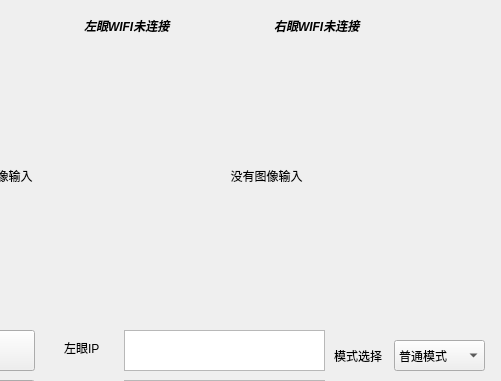
Qt form ui/eye_tracker_window.ui (JellyfishKnight/paper_tracker) before a commit; both pictures show x 406 to 907 and y 0 to 381 of the 907 by 614 pixel window.
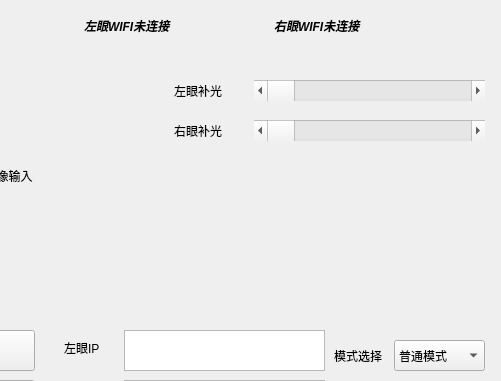
The same form after that commit.

Commit message: add eye brightness change

Patch:
```diff
--- a/ui/eye_tracker_window.ui
+++ b/ui/eye_tracker_window.ui
@@ -104,19 +104,6 @@
       <string>                          没有图像输入</string>
      </property>
     </widget>
-    <widget class="QLabel" name="ResultImageLabel">
-     <property name="geometry">
-      <rect>
-       <x>550</x>
-       <y>5</y>
-       <width>261</width>
-       <height>261</height>
-      </rect>
-     </property>
-     <property name="text">
-      <string>                          没有图像输入</string>
-     </property>
-    </widget>
     <widget class="QPushButton" name="RestartButton">
      <property name="geometry">
       <rect>
@@ -215,6 +202,58 @@
       <string>发送</string>
      </property>
     </widget>
+    <widget class="QScrollBar" name="LeftBrightnessBar">
+     <property name="geometry">
+      <rect>
+       <x>660</x>
+       <y>40</y>
+       <width>231</width>
+       <height>21</height>
+      </rect>
+     </property>
+     <property name="orientation">
+      <enum>Qt::Orientation::Horizontal</enum>
+     </property>
+    </widget>
+    <widget class="QScrollBar" name="RightBrightnessBar">
+     <property name="geometry">
+      <rect>
+       <x>660</x>
+       <y>80</y>
+       <width>231</width>
+       <height>21</height>
+      </rect>
+     </property>
+     <property name="orientation">
+      <enum>Qt::Orientation::Horizontal</enum>
+     </property>
+    </widget>
+    <widget class="QLabel" name="label_4">
+     <property name="geometry">
+      <rect>
+       <x>580</x>
+       <y>35</y>
+       <width>54</width>
+       <height>31</height>
+      </rect>
+     </property>
+     <property name="text">
+      <string>左眼补光</string>
+     </property>
+    </widget>
+    <widget class="QLabel" name="label_5">
+     <property name="geometry">
+      <rect>
+       <x>580</x>
+       <y>80</y>
+       <width>54</width>
+       <height>21</height>
+      </rect>
+     </property>
+     <property name="text">
+      <string>右眼补光</string>
+     </property>
+    </widget>
    </widget>
    <widget class="QWidget" name="page_2"/>
   </widget>
```
Left out of the diff: 29 changed lines with no effect on the pictures. The commit also changes 4 other files.
